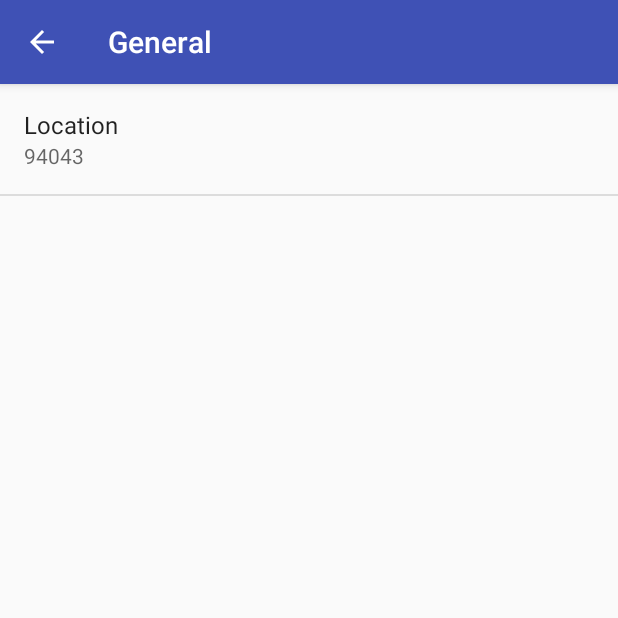
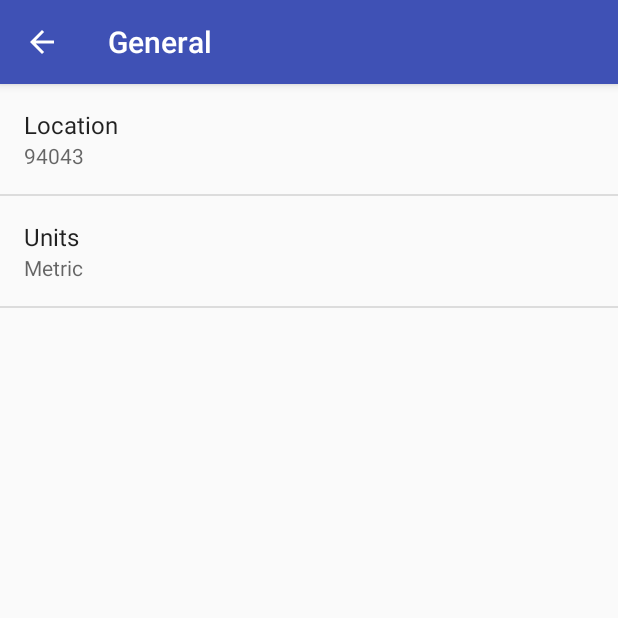
Before and after one commit to whjpji/Sunshine, an Android app: the SettingsActivity screen opened directly, with no data from a screen before it, after a tap on "General", on a phone screen of 412 x 824 dp, the top half of it. Run offline under Robolectric (Android 15) with nearby library versions, the phone set to English and light mode, and no system bars.

Commit message:
Add the units setting action

```diff
--- a/app/src/main/java/com/whjpji/sunshine/SettingsActivity.java
+++ b/app/src/main/java/com/whjpji/sunshine/SettingsActivity.java
@@ -154,6 +154,7 @@ public class SettingsActivity extends AppCompatPreferenceActivity {
             // updated to reflect the new value, per the Android Design
             // guidelines.
             bindPreferenceSummaryToValue(findPreference(getString(R.string.pref_location_key)));
+            bindPreferenceSummaryToValue(findPreference(getString(R.string.pref_units_key)));
         }
 
         @Override
--- a/app/src/main/res/values/strings.xml
+++ b/app/src/main/res/values/strings.xml
@@ -11,6 +11,18 @@
     <string name="pref_header_general">General</string>
     <string name="pref_location_title">Location</string>
     <string name="pref_location_key" translatable="false">location</string>
-    <string name="pref_location_defaultValue" translatable="false">94043</string>
+    <string name="pref_location_default" translatable="false">94043</string>
+
+    <string name="pref_units_title">Units</string>
+    <string name="pref_units_key" translatable="false">units</string>
+    <string name="pref_units_default" translatable="false">metric</string>
+    <string-array name="pref_units_values" translatable="false">
+        <item>metric</item>
+        <item>imperial</item>
+    </string-array>
+    <string-array name="pref_units_entries">
+        <item>Metric</item>
+        <item>Imperial</item>
+    </string-array>
 
 </resources>
--- a/app/src/main/res/xml/pref_general.xml
+++ b/app/src/main/res/xml/pref_general.xml
@@ -1,12 +1,19 @@
 <PreferenceScreen xmlns:android="http://schemas.android.com/apk/res/android">
 
     <EditTextPreference
-        android:defaultValue="@string/pref_location_defaultValue"
+        android:defaultValue="@string/pref_location_default"
         android:key="@string/pref_location_key"
         android:maxLines="1"
         android:selectAllOnFocus="true"
         android:singleLine="true"
         android:title="@string/pref_location_title" />
 
+    <ListPreference
+        android:key="@string/pref_units_key"
+        android:title="@string/pref_units_title"
+        android:dialogTitle="@string/pref_units_title"
+        android:entries="@array/pref_units_entries"
+        android:entryValues="@array/pref_units_values"
+        android:defaultValue="@string/pref_units_default" />
 
 </PreferenceScreen>
```
Also changed, not shown: app/src/main/java/com/whjpji/sunshine/ForecastFragment.java (+32 -10 lines).
